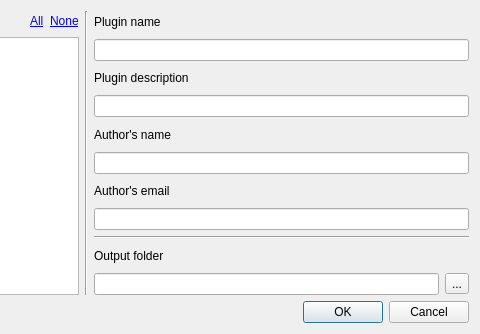
The window that python/plugins/processing/ui/scriptselector.ui (qgis/QGIS) describes before a commit, drawn with Qt 5; both pictures show x 307 to 787 and y 0 to 334 of the 787 by 334 pixel window.
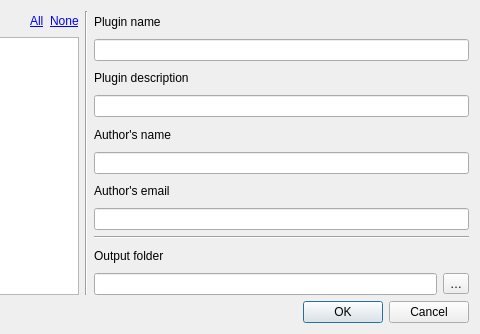
The same window after the commit.

The edit to the form file:
```diff
--- a/python/plugins/processing/ui/scriptselector.ui
+++ b/python/plugins/processing/ui/scriptselector.ui
@@ -141,7 +141,7 @@
          <item>
           <widget class="QToolButton" name="folderButton">
            <property name="text">
-            <string>...</string>
+            <string>…</string>
            </property>
           </widget>
          </item>
```
